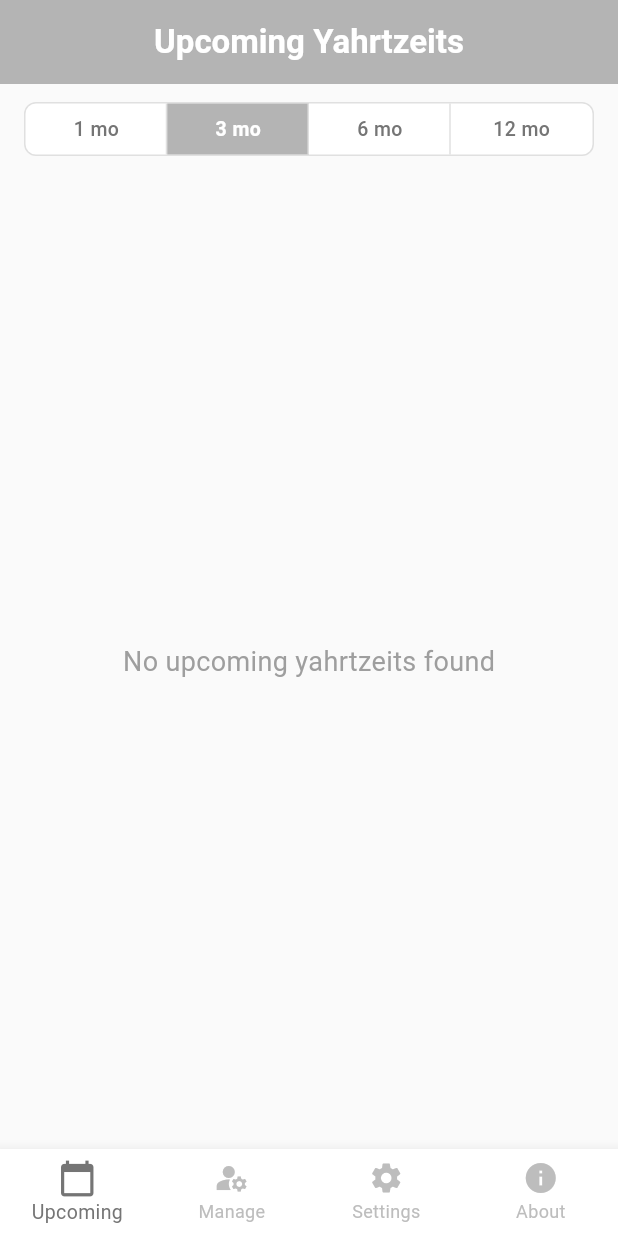
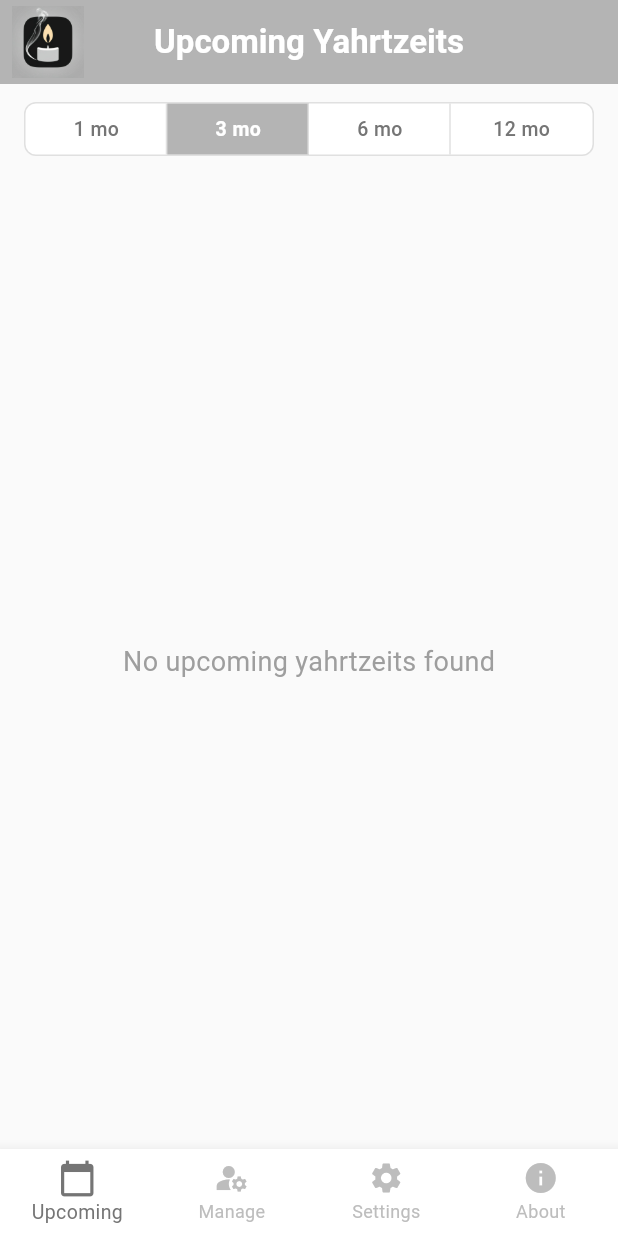
Before and after one commit to blspeiser/yahrtzeit-manager, a Flutter app: the screen it shows after launch, on a phone screen of 412 x 824 dp. Run offline on Flutter 3.47's test engine with Material 3 defaults, Android fonts, the phone set to English and light mode, and no system bars; our stand-ins replace cross_file, flutter_local_notifications, package_info_plus, share_plus, shared_preferences, timezone; missing offline and left inert: device_calendar, kosher_dart.

Commit message:
Branding: add app icon to title bar

```diff
--- a/lib/settings/settings.dart
+++ b/lib/settings/settings.dart
@@ -4,6 +4,7 @@ import '../localizations/app_localizations.dart';
 import '../providers/settings_provider.dart';
 import '../services/yahrtzeits_manager.dart';
 import '../theme/app_theme.dart';
+import '../widgets/app_icon_decorative.dart';
 
 class SettingsPage extends StatelessWidget {
   Widget _buildSectionHeader(BuildContext context, String title) {
@@ -39,6 +40,7 @@ class SettingsPage extends StatelessWidget {
   Widget build(BuildContext context) {
     return Scaffold(
       appBar: AppBar(
+        leading: AppIconDecorative(),
         title: Text(AppLocalizations.of(context)!.translate('settings'),
             style: TextStyle(color: Colors.white)),
         backgroundColor: AppTheme.primaryColor,
--- a/lib/views/about.dart
+++ b/lib/views/about.dart
@@ -2,6 +2,7 @@ import 'package:flutter/material.dart';
 import 'package:url_launcher/url_launcher.dart';
 import 'package:package_info_plus/package_info_plus.dart';
 import '../theme/app_theme.dart';
+import '../widgets/app_icon_decorative.dart';
 
 class AboutPage extends StatefulWidget {
   @override
@@ -43,6 +44,7 @@ class _AboutPageState extends State<AboutPage> {
   Widget build(BuildContext context) {
     return Scaffold(
       appBar: AppBar(
+        leading: AppIconDecorative(),
         title: Text(
           'About',
           style: TextStyle(color: Colors.white, fontWeight: FontWeight.w600),
--- a/lib/views/add_yahrtzeit.dart
+++ b/lib/views/add_yahrtzeit.dart
@@ -4,6 +4,7 @@ import '../models/yahrtzeit.dart';
 import '../services/yahrtzeits_manager.dart';
 import '../providers/settings_provider.dart';
 import '../theme/app_theme.dart';
+import '../widgets/app_icon_decorative.dart';
 import 'package:kosher_dart/kosher_dart.dart';
 import '../localizations/app_localizations.dart';
 
@@ -151,6 +152,7 @@ class _AddYahrtzeitPageState extends State<AddYahrtzeitPage> {
     final localizations = AppLocalizations.of(context)!;
     return Scaffold(
       appBar: AppBar(
+        leading: AppIconDecorative(),
         title: Text(
           widget.isEditing
               ? localizations.translate('edit_yahrtzeit')
--- a/lib/views/manage_yahrtzeits.dart
+++ b/lib/views/manage_yahrtzeits.dart
@@ -6,6 +6,7 @@ import '../models/yahrtzeit.dart';
 import '../providers/settings_provider.dart';
 import '../services/yahrtzeits_manager.dart';
 import '../theme/app_theme.dart';
+import '../widgets/app_icon_decorative.dart';
 import 'add_yahrtzeit.dart';
 import 'dart:convert';
 import 'package:shared_preferences/shared_preferences.dart';
@@ -337,6 +338,7 @@ class _ManageYahrtzeitsState extends State<ManageYahrtzeits> {
 
     return Scaffold(
       appBar: AppBar(
+        leading: AppIconDecorative(),
         title: Text(
           AppLocalizations.of(context)!.translate('manage_yahrzeits'),
           style: TextStyle(color: Colors.white, fontWeight: FontWeight.w600),
--- a/lib/views/upcoming_yahrtzeits.dart
+++ b/lib/views/upcoming_yahrtzeits.dart
@@ -6,6 +6,7 @@ import '../providers/settings_provider.dart';
 import '../services/yahrtzeits_manager.dart';
 import '../theme/app_theme.dart';
 import '../widgets/yahrtzeit_tile.dart';
+import '../widgets/app_icon_decorative.dart';
 
 class UpcomingYahrtzeits extends StatefulWidget {
   final VoidCallback? onDataChanged;
@@ -159,6 +160,7 @@ class UpcomingYahrtzeitsState extends State<UpcomingYahrtzeits> {
       builder: (context, settings, child) {
         return Scaffold(
           appBar: AppBar(
+            leading: AppIconDecorative(),
             title: Text(
               AppLocalizations.of(context)!.translate('upcoming_yahrtzeits'),
               style: TextStyle(color: Colors.white, fontWeight: FontWeight.w600),
--- a/lib/views/yahrtzeit_details.dart
+++ b/lib/views/yahrtzeit_details.dart
@@ -4,6 +4,7 @@ import 'package:share_plus/share_plus.dart';
 import '../models/yahrtzeit_date.dart';
 import '../localizations/app_localizations.dart';
 import '../theme/app_theme.dart';
+import '../widgets/app_icon_decorative.dart';
 import 'package:intl/intl.dart';
 
 class YahrtzeitDetailsPage extends StatelessWidget {
@@ -21,8 +22,10 @@ class YahrtzeitDetailsPage extends StatelessWidget {
 
     return Scaffold(
       appBar: AppBar(
+        leading: AppIconDecorative(),
         title: Text(
             '${yahrtzeitDate.yahrtzeit.englishName} ${localizations.translate("details")}'),
+        backgroundColor: AppTheme.primaryColor,
         actions: [
           IconButton(
             icon: Icon(Icons.share),
--- /dev/null
+++ b/lib/widgets/app_icon_decorative.dart
@@ -0,0 +1,53 @@
+import 'package:flutter/material.dart';
+
+/// A decorative app icon widget for use in AppBars.
+/// This is non-interactive and serves purely for branding purposes.
+/// Automatically shows a back button when navigation is available.
+class AppIconDecorative extends StatelessWidget {
+  final double size;
+
+  const AppIconDecorative({
+    Key? key,
+    this.size = 28.0,
+  }) : super(key: key);
+
+  @override
+  Widget build(BuildContext context) {
+    final canPop = Navigator.canPop(context);
+
+    if (canPop) {
+      // Show back button and icon side by side
+      return Row(
+        mainAxisSize: MainAxisSize.min,
+        children: [
+          IconButton(
+            icon: Icon(Icons.arrow_back, color: Colors.white),
+            onPressed: () => Navigator.of(context).pop(),
+            padding: EdgeInsets.zero,
+            constraints: BoxConstraints(),
+          ),
+          Padding(
+            padding: const EdgeInsets.only(left: 4.0, right: 8.0),
+            child: Image.asset(
+              'assets/images/app_icon.png',
+              width: size,
+              height: size,
+              fit: BoxFit.contain,
+            ),
+          ),
+        ],
+      );
+    } else {
+      // Just show the icon
+      return Padding(
+        padding: const EdgeInsets.only(left: 8.0),
+        child: Image.asset(
+          'assets/images/app_icon.png',
+          width: size,
+          height: size,
+          fit: BoxFit.contain,
+        ),
+      );
+    }
+  }
+}
--- a/pubspec.yaml
+++ b/pubspec.yaml
@@ -77,6 +77,7 @@ flutter:
   assets:
     - assets/lang/en.json
     - assets/lang/he.json
+    - assets/images/app_icon.png
 
   # An image asset can refer to one or more resolution-specific "variants", see
   # https://flutter.dev/assets-and-images/#resolution-aware
```
Also changed, not shown: assets/images/app_icon.png (added).
